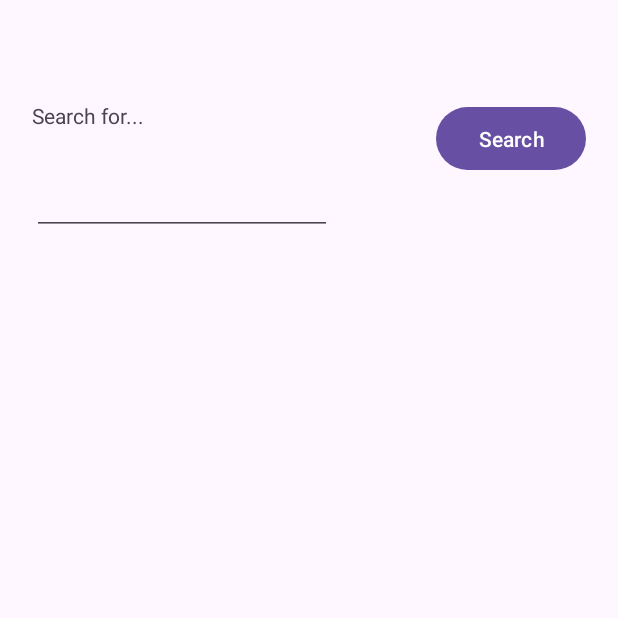
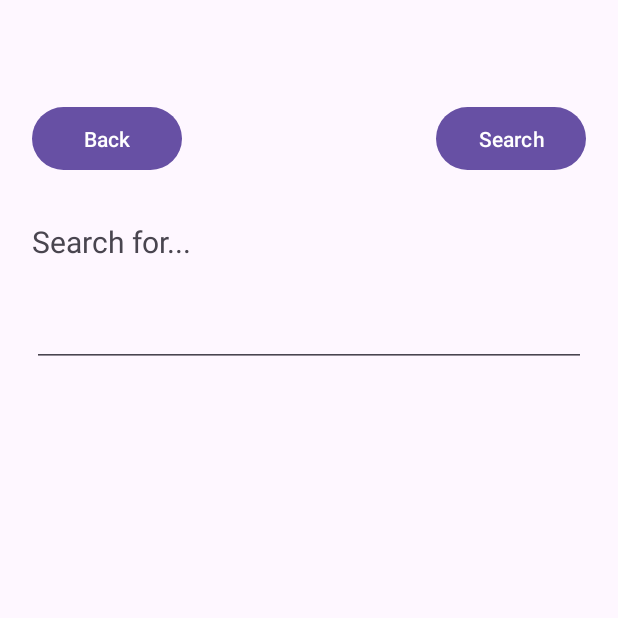
Before and after one commit to marblekettle/Munchi, an Android app: the SearchFragment screen opened through its navigation route, on a phone screen of 412 x 824 dp, the top half of it. Run offline under Robolectric (Android 15) with nearby library versions, the phone set to English and light mode, and no system bars.

Commit message:
feat: Added necessary fragments and classes

```diff
--- /dev/null
+++ b/app/src/main/java/com/example/munchi/adapter/IngredientAdapter.java
@@ -0,0 +1,4 @@
+package com.example.munchi.adapter;
+
+public class IngredientAdapter {
+}
--- /dev/null
+++ b/app/src/main/java/com/example/munchi/adapter/StepAdapter.java
@@ -0,0 +1,4 @@
+package com.example.munchi.adapter;
+
+public class StepAdapter {
+}
--- a/app/src/main/java/com/example/munchi/database/RecipeDatabase.java
+++ b/app/src/main/java/com/example/munchi/database/RecipeDatabase.java
@@ -45,7 +45,7 @@ public class RecipeDatabase extends SQLiteOpenHelper {
         onCreate(db);
     }
 
-    public Recipe[] searchRecipe(String term) {
+    public Recipe[] searchRecipe(RecipeQuery query) {
         List<Recipe> out = new ArrayList<Recipe>();
         return ((Recipe[]) out.toArray());
     }
--- a/app/src/main/res/layout/fragment_search.xml
+++ b/app/src/main/res/layout/fragment_search.xml
@@ -20,14 +20,27 @@
             app:layout_constraintEnd_toEndOf="parent"
             app:layout_constraintTop_toTopOf="parent" />
 
-        <EditText
-            android:id="@+id/textSearch"
-            android:layout_width="200dp"
+        <Button
+            android:id="@+id/buttonSearch2"
+            android:layout_width="100dp"
             android:layout_height="50dp"
             android:layout_marginStart="20dp"
             android:layout_marginTop="20dp"
+            android:text="Back"
+            app:layout_constraintStart_toStartOf="parent"
+            app:layout_constraintTop_toTopOf="parent" />
+
+        <EditText
+            android:id="@+id/textSearch"
+            android:layout_width="0dp"
+            android:layout_height="50dp"
+            android:layout_marginStart="20dp"
+            android:layout_marginTop="20dp"
+            android:layout_marginEnd="20dp"
             android:ems="10"
             android:inputType="text"
+            android:textSize="16sp"
+            app:layout_constraintEnd_toEndOf="parent"
             app:layout_constraintStart_toStartOf="parent"
             app:layout_constraintTop_toBottomOf="@+id/textView2" />
 
@@ -36,8 +49,9 @@
             android:layout_width="wrap_content"
             android:layout_height="wrap_content"
             android:layout_marginStart="20dp"
-            android:layout_marginTop="20dp"
+            android:layout_marginTop="100dp"
             android:text="Search for..."
+            android:textSize="20sp"
             app:layout_constraintStart_toStartOf="parent"
             app:layout_constraintTop_toTopOf="parent" />
 
--- a/app/src/main/res/navigation/nav_graph.xml
+++ b/app/src/main/res/navigation/nav_graph.xml
@@ -24,6 +24,9 @@
         <action
             android:id="@+id/action_searchFragment_to_mainFragment"
             app:destination="@id/mainFragment" />
+        <action
+            android:id="@+id/action_searchFragment_to_searchResultsFragment"
+            app:destination="@id/searchResultsFragment" />
     </fragment>
     <fragment
         android:id="@+id/recipeFragment"
@@ -37,5 +40,36 @@
             android:name="id"
             app:argType="integer"
             android:defaultValue="-1" />
+        <action
+            android:id="@+id/action_recipeFragment_to_editRecipeFragment"
+            app:destination="@id/editRecipeFragment" />
+    </fragment>
+    <fragment
+        android:id="@+id/editRecipeFragment"
+        android:name="com.example.munchi.EditRecipeFragment"
+        android:label="fragment_edit_recipe"
+        tools:layout="@layout/fragment_edit_recipe" >
+        <action
+            android:id="@+id/action_editRecipeFragment_to_mainFragment"
+            app:destination="@id/mainFragment" />
+        <action
+            android:id="@+id/action_editRecipeFragment_to_recipeFragment"
+            app:destination="@id/recipeFragment" />
+        <argument
+            android:name="id"
+            app:argType="integer"
+            android:defaultValue="-1" />
+    </fragment>
+    <fragment
+        android:id="@+id/searchResultsFragment"
+        android:name="com.example.munchi.SearchResultsFragment"
+        android:label="fragment_search_results"
+        tools:layout="@layout/fragment_search_results" >
+        <action
+            android:id="@+id/action_searchResultsFragment_to_mainFragment"
+            app:destination="@id/mainFragment" />
+        <action
+            android:id="@+id/action_searchResultsFragment_to_searchFragment"
+            app:destination="@id/searchFragment" />
     </fragment>
 </navigation>
```
Also changed, not shown: app/src/main/java/com/example/munchi/EditRecipeFragment.java (added, +64 -0 lines), app/src/main/java/com/example/munchi/SearchResultsFragment.java (added, +64 -0 lines), app/src/main/java/com/example/munchi/database/Ingredient.java (deleted, +0 -29 lines), app/src/main/java/com/example/munchi/database/RecipeQuery.java (added, +48 -0 lines), app/src/main/res/layout/fragment_edit_recipe.xml (added, +206 -0 lines), app/src/main/res/layout/fragment_search_results.xml (added, +33 -0 lines).
